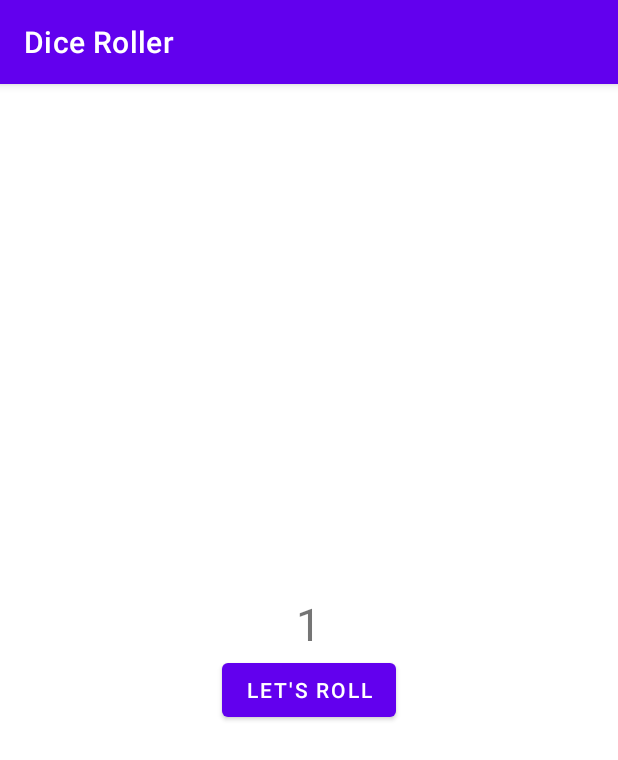
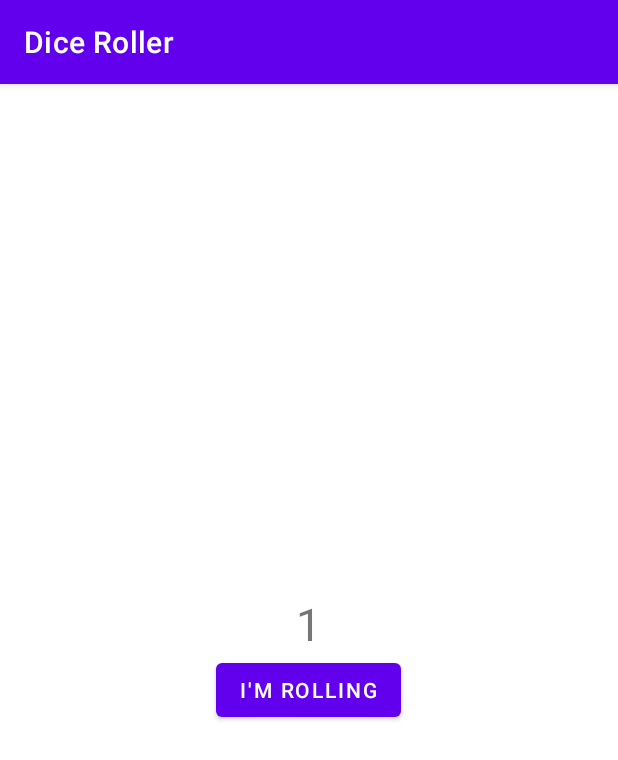
Before and after one commit to dustyfox113/DiceRoller, an Android app: the screen it shows after launch (MainActivity), on a phone screen of 412 x 824 dp. Shown: the top 760 px of the screen. Run offline under Robolectric (Android 15) with nearby library versions, the phone set to English and light mode, and no system bars.

Commit message:
I'm now rolling

```diff
--- a/app/src/main/java/com/example/diceroller/MainActivity.kt
+++ b/app/src/main/java/com/example/diceroller/MainActivity.kt
@@ -1,16 +1,16 @@
 package com.example.diceroller
 
-import androidx.appcompat.app.AppCompatActivity
 import android.os.Bundle
 import android.widget.Button
 import android.widget.Toast
+import androidx.appcompat.app.AppCompatActivity
 
 class MainActivity : AppCompatActivity() {
     override fun onCreate(savedInstanceState: Bundle?) {
         super.onCreate(savedInstanceState)
         setContentView(R.layout.activity_main)
         val rollButton: Button = findViewById(R.id.roll_button)
-        rollButton.text="Let's Roll"
+        rollButton.text="I'm Rolling"
         rollButton.setOnClickListener {
             Toast.makeText(this, "button clicked", Toast.LENGTH_SHORT).show()
         }
```
